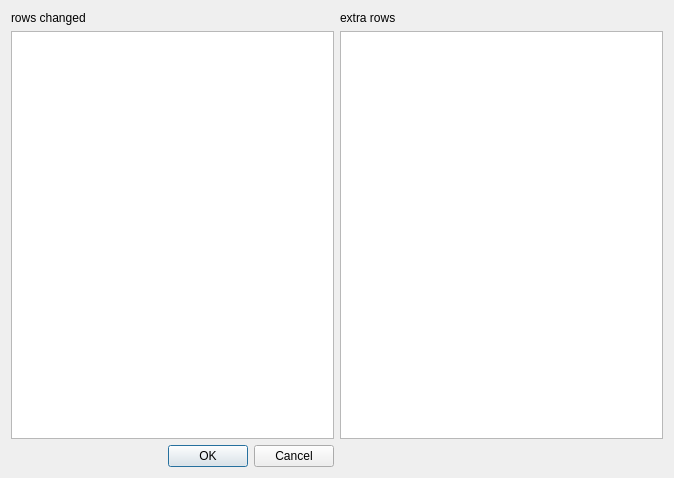
This is results.ui in tgys/csv-diff-gui as Qt 5 draws it before an edit. The edited form follows.
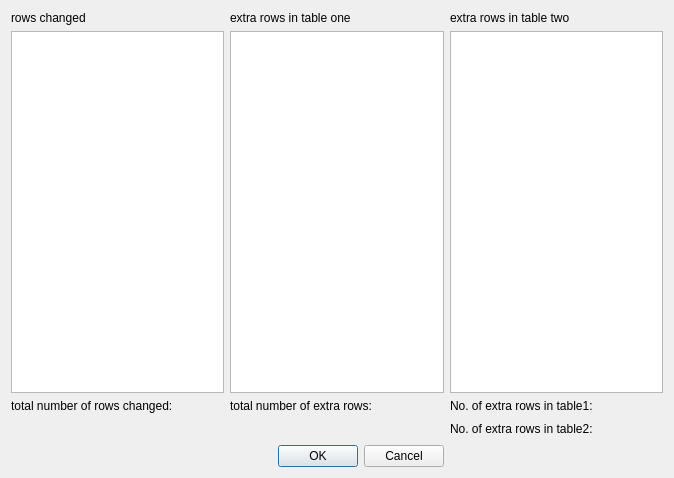
This is the edited form.

```diff
--- a/results.ui
+++ b/results.ui
@@ -14,21 +14,18 @@
    <string>Dialog</string>
   </property>
   <layout class="QGridLayout" name="gridLayout">
-   <item row="1" column="0">
-    <widget class="QTableView" name="tableView"/>
-   </item>
-   <item row="2" column="0">
-    <widget class="QDialogButtonBox" name="buttonBox">
+   <item row="4" column="1">
+    <spacer name="horizontalSpacer">
      <property name="orientation">
       <enum>Qt::Horizontal</enum>
      </property>
-     <property name="standardButtons">
-      <set>QDialogButtonBox::Cancel|QDialogButtonBox::Ok</set>
+     <property name="sizeHint" stdset="0">
+      <size>
+       <width>40</width>
+       <height>20</height>
+      </size>
      </property>
-    </widget>
-   </item>
-   <item row="1" column="1">
-    <widget class="QTableView" name="tableView_2"/>
+    </spacer>
    </item>
    <item row="0" column="0">
     <widget class="QLabel" name="label">
@@ -37,10 +34,64 @@
      </property>
     </widget>
    </item>
+   <item row="3" column="1">
+    <widget class="QLabel" name="label_4">
+     <property name="text">
+      <string>total number of extra rows:</string>
+     </property>
+    </widget>
+   </item>
+   <item row="2" column="0">
+    <widget class="QTableView" name="tableView"/>
+   </item>
    <item row="0" column="1">
     <widget class="QLabel" name="label_2">
      <property name="text">
-      <string>extra rows </string>
+      <string>extra rows in table one</string>
+     </property>
+    </widget>
+   </item>
+   <item row="2" column="1">
+    <widget class="QTableView" name="tableView_2"/>
+   </item>
+   <item row="3" column="0">
+    <widget class="QLabel" name="label_3">
+     <property name="text">
+      <string>total number of rows changed:</string>
+     </property>
+    </widget>
+   </item>
+   <item row="5" column="1">
+    <widget class="QDialogButtonBox" name="buttonBox">
+     <property name="orientation">
+      <enum>Qt::Horizontal</enum>
+     </property>
+     <property name="standardButtons">
+      <set>QDialogButtonBox::Cancel|QDialogButtonBox::Ok</set>
+     </property>
+    </widget>
+   </item>
+   <item row="2" column="2">
+    <widget class="QTableView" name="tableView_3"/>
+   </item>
+   <item row="3" column="2">
+    <widget class="QLabel" name="label_5">
+     <property name="text">
+      <string>No. of extra rows in table1:</string>
+     </property>
+    </widget>
+   </item>
+   <item row="4" column="2">
+    <widget class="QLabel" name="label_6">
+     <property name="text">
+      <string>No. of extra rows in table2:</string>
+     </property>
+    </widget>
+   </item>
+   <item row="0" column="2">
+    <widget class="QLabel" name="label_7">
+     <property name="text">
+      <string>extra rows in table two</string>
      </property>
     </widget>
    </item>
```
